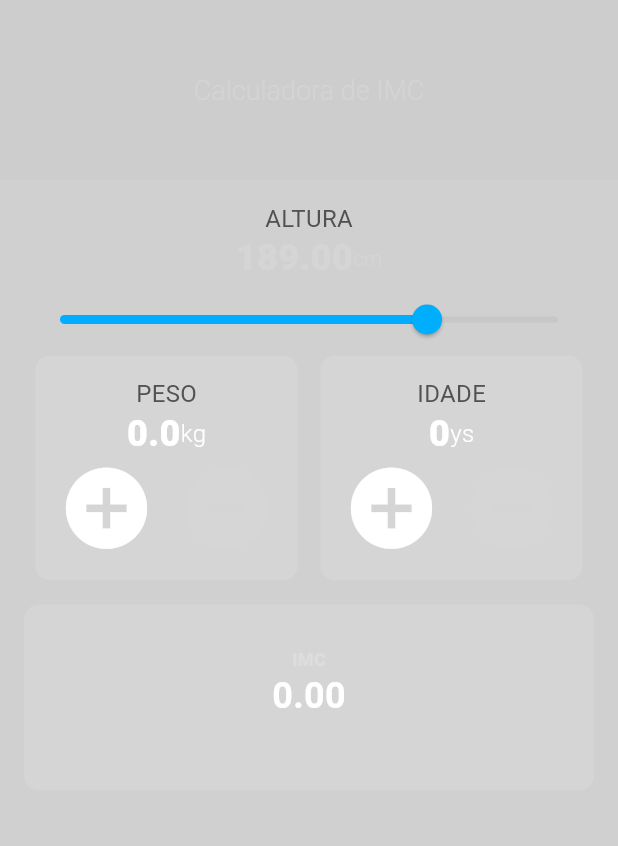
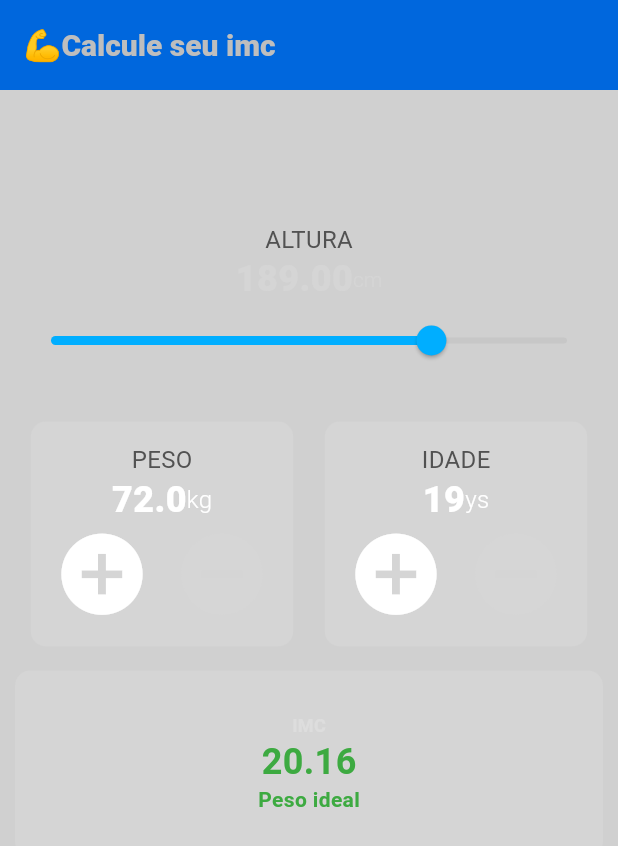
Before and after one commit to felipeollveira/calculadora-de-imc, a Flutter app: the screen it shows after launch, on a phone screen of 412 x 824 dp. Shown: the top 846 px of the screen. Run offline on Flutter 3.47's test engine with Material 3 defaults, Android fonts, the phone set to English and light mode, and no system bars.

Commit message:
:fix layout and fixed values

```diff
--- a/lib/pages/home_page.dart
+++ b/lib/pages/home_page.dart
@@ -37,41 +37,30 @@ class _HomePage extends State<HomePage> {
     return Scaffold(
       appBar: AppBar(
         title: const Text(
-          'Calculadora de IMC',
+          '💪Calcule seu imc',
           style: TextStyle(
-            fontSize: 18,
-            color: Color.fromARGB(78, 226, 226, 226),
-            fontWeight: FontWeight.w300,
+            fontSize: 20,
+            color: Color.fromARGB(255, 190, 190, 190),
+            fontWeight: FontWeight.w800,
           ),
         ),
-        backgroundColor: Color.fromARGB(12, 138, 138, 138),
-        toolbarHeight: 120,
-        centerTitle: true,
+        backgroundColor: Color.fromARGB(255, 0, 103, 221),
+        toolbarHeight: 60,
+        centerTitle: false,
+
       ),
       backgroundColor: Color.fromARGB(64, 68, 68, 68),
-      body: Padding(
-        padding: const EdgeInsets.all(16.0), // Margem em torno de todos os elementos
-        child: Center(
-          child: AnimatedSwitcher(
-            duration: const Duration(milliseconds: 400),
-            child: showMessage
-                ? Container(
-                    key: const Key('message'),
-                    color: Colors.black,
-                    child: const Center(
-                      child: Text(
-                        'Carregando...',
-                        style: TextStyle(
-                          fontSize: 20.0,
-                          color: Colors.white38,
-                          fontWeight: FontWeight.w300,
-                        ),
-                      ),
-                    ),
-                  )
-                : const IMCCalculator(),
+
+      body: Column(
+        children: [
+          SizedBox(height: 80),
+          Padding(
+            padding: EdgeInsets.all(10.0),
+            child: Center(
+              child: IMCCalculator(),
+            ),
           ),
-        ),
+        ],
       ),
     );
   }
@@ -86,8 +75,8 @@ class IMCCalculator extends StatefulWidget {
 
 class _IMCCalculatorState extends State<IMCCalculator> {
   double height = 189.0;
-  double weight = 0.0;
-  int year = 0;
+  double weight = 72.0;
+  int year = 19;
 
   void aumentarPeso() {
     setState(() {
@@ -131,7 +120,7 @@ class _IMCCalculatorState extends State<IMCCalculator> {
     } else if (bmi <= 18.40) {
       return 'Abaixo do peso';
     } else if (bmi >= 18.41 && bmi < 24.90) {
-      return 'Peso normal';
+      return 'Peso ideal';
     } else if (bmi >= 24.91 && bmi < 29.90) {
       return 'Sobrepeso';
     } else {
@@ -214,9 +203,9 @@ class _IMCCalculatorState extends State<IMCCalculator> {
                 activeColor: const Color.fromARGB(255, 0, 174, 255),
                 inactiveColor: const Color.fromARGB(44, 158, 158, 158),
               ),
+              const SizedBox(height: 30), // Adicionando mais espaço abaixo do Slider
             ],
           ),
-
           Row(
             mainAxisAlignment: MainAxisAlignment.spaceAround,
             children: [
@@ -250,7 +239,6 @@ class _IMCCalculatorState extends State<IMCCalculator> {
                             fontWeight: FontWeight.w900,
                           ),
                         ),
-
                         const Text(
                           'kg',
                           style: TextStyle(
@@ -397,8 +385,6 @@ class _IMCCalculatorState extends State<IMCCalculator> {
           const SizedBox(
             height: 30.0,
           ),
-
-
         ],
       ),
     );
```
